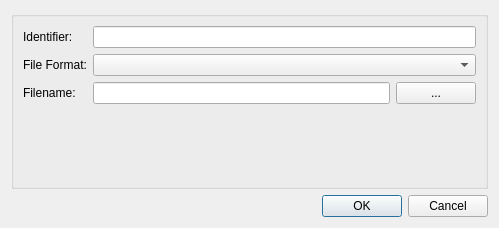
Above: mapclientplugins/polygonserialiserstep/qt/configuredialog.ui from mapclient-plugins/polygonserialiserstep before the change. Below: the same form after it.
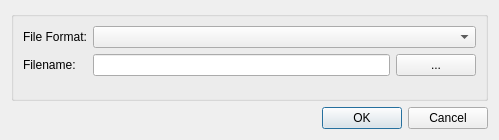
That is the form after the change.

Commit message:
Removed "identifier" attribute from configuration.
Identifiers are now automatically generated by the MAP Client.

```diff
--- a/mapclientplugins/polygonserialiserstep/qt/configuredialog.ui
+++ b/mapclientplugins/polygonserialiserstep/qt/configuredialog.ui
@@ -7,7 +7,7 @@
     <x>0</x>
     <y>0</y>
     <width>499</width>
-    <height>228</height>
+    <height>140</height>
    </rect>
   </property>
   <property name="windowTitle">
@@ -24,33 +24,23 @@
        <enum>QFormLayout::AllNonFixedFieldsGrow</enum>
       </property>
       <item row="0" column="0">
-       <widget class="QLabel" name="idLabel">
-        <property name="text">
-         <string>Identifier:  </string>
-        </property>
-       </widget>
-      </item>
-      <item row="0" column="1">
-       <widget class="QLineEdit" name="idLineEdit"/>
-      </item>
-      <item row="1" column="0">
        <widget class="QLabel" name="fileFormatLabel">
         <property name="text">
          <string>File Format:</string>
         </property>
        </widget>
       </item>
-      <item row="1" column="1">
+      <item row="0" column="1">
        <widget class="QComboBox" name="fileFormatCombo"/>
       </item>
-      <item row="2" column="0">
+      <item row="1" column="0">
        <widget class="QLabel" name="fileLocLabel">
         <property name="text">
          <string>Filename:</string>
         </property>
        </widget>
       </item>
-      <item row="2" column="1">
+      <item row="1" column="1">
        <layout class="QHBoxLayout" name="horizontalLayout">
         <item>
          <widget class="QLineEdit" name="fileLocLineEdit"/>
```
Left out of the diff: 1 changed line with no effect on the pictures. The commit also changes 3 other files.
